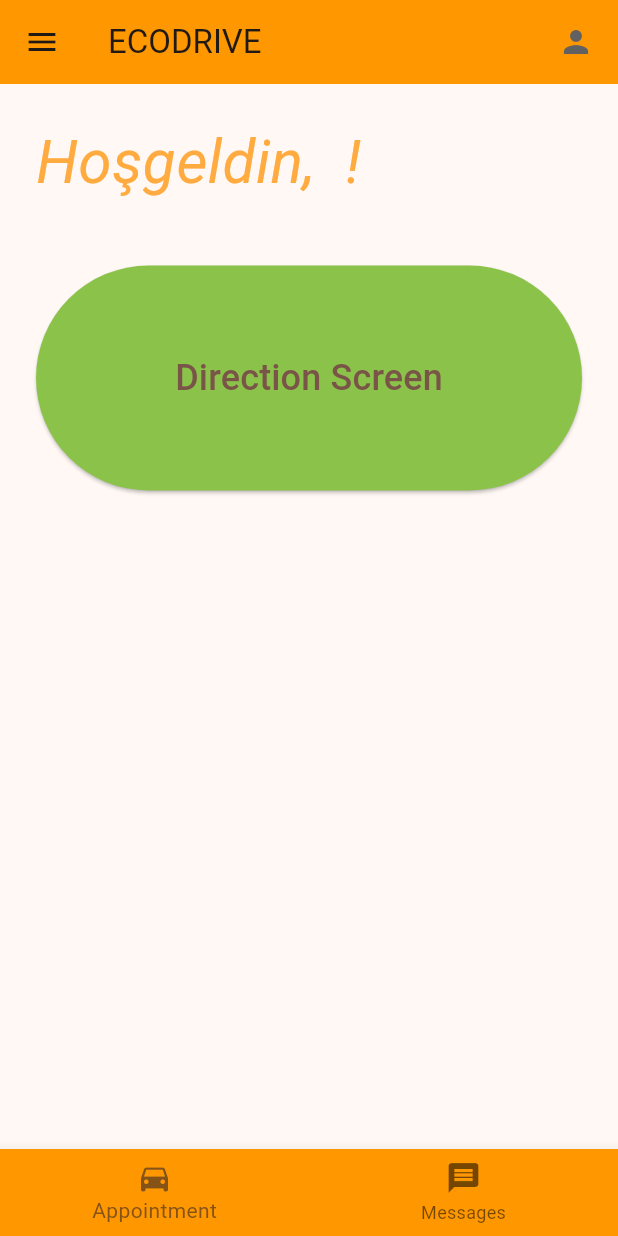
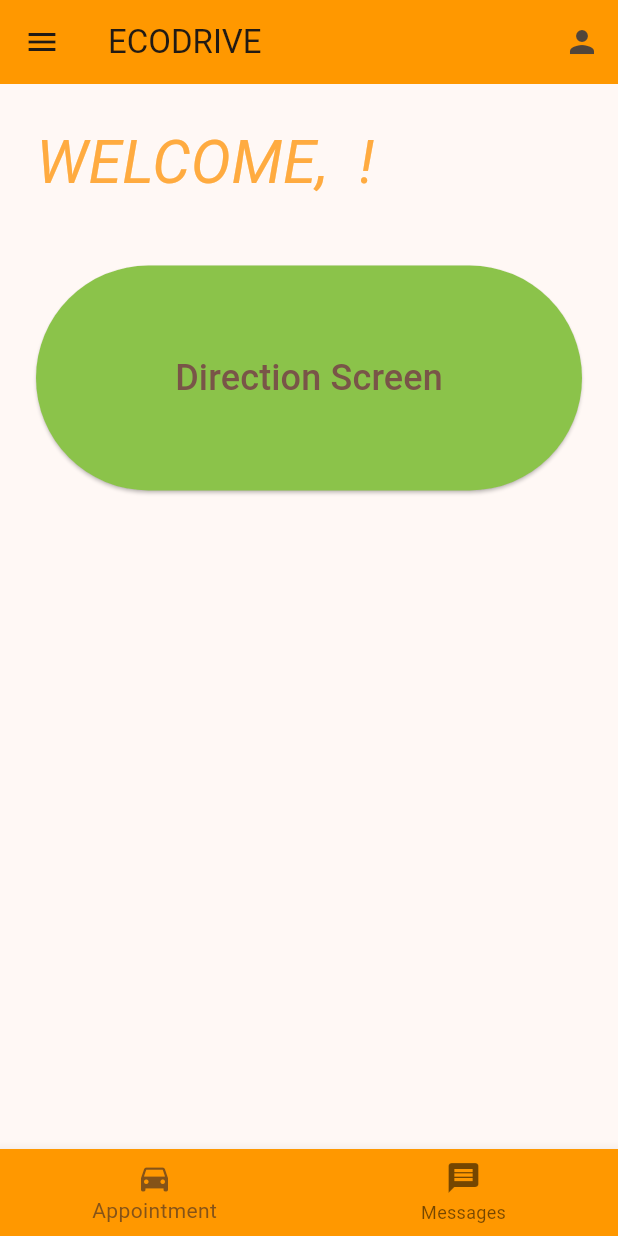
Before and after one commit to ykcnngl/ecodrive_SE380, a Flutter app: the MyHomePage screen opened directly, on a phone screen of 412 x 824 dp. Run offline on Flutter 3.47's test engine with Material 3 defaults, Android fonts, the phone set to English and light mode, and no system bars; our stand-ins replace cloud_firestore, firebase_auth, firebase_core, geolocator, google_maps_flutter, image_picker; accounts and stored records are empty.

Commit message:
Update myhomepage.dart

```diff
--- a/lib/Homepage/myhomepage.dart
+++ b/lib/Homepage/myhomepage.dart
@@ -18,9 +18,10 @@ class MyHomePage extends StatefulWidget {
 }
 
 class _MyHomePageState extends State<MyHomePage> {
-  String dropdownValue = 'One';
+
   var username;
 
+  @override
   void initState() {
     super.initState();
     fetchUserData(); // Firestore verisini çekmek için çağırılır
@@ -31,9 +32,20 @@ class _MyHomePageState extends State<MyHomePage> {
     final userDoc =
         await FirebaseFirestore.instance.collection('users').doc(ekoid).get();
     setState(() {
-      username = userDoc['name'] ?? "User"; // Eğer "name" alanı varsa göster
+      username = userDoc['name'] ?? "User"; //  "name" alanını  göster
     });
   }
+
+  void signout() {
+    FirebaseAuth.instance.signOut();
+    if(context.mounted){
+        Navigator.of(context)
+            .push(MaterialPageRoute(builder: (context) {
+          return const Welcomepage();
+        }));
+    }
+  }
+
 
   @override
   Widget build(BuildContext context) {
@@ -42,54 +54,19 @@ class _MyHomePageState extends State<MyHomePage> {
         backgroundColor: Colors.orange,
         title: const Text("ECODRIVE"),
         actions: [
-          Padding(
-            padding: const EdgeInsets.only(right: 16.0),
-            child: DropdownButton<String>(
-              value: dropdownValue,
-              icon: const Icon(Icons.person),
-              underline: const SizedBox(),
-              // Alt çizgiyi kaldırır
-              onChanged: (String? newValue) {
-                setState(() {
-                  dropdownValue = newValue!;
-                });
-                if (newValue == 'Two') {
+          IconButton(
+              onPressed: () {
                 Navigator.of(context).push(
                   MaterialPageRoute(
-                      builder: (context) => const Profile(),
+                    builder: (context) {
+                      return const Profile();
+                    },
                   ),
                 );
-                } else if (newValue == 'Three') {
-                  FirebaseAuth.instance.signOut();
-                  Navigator.of(context).push(MaterialPageRoute(
-                      builder: (context) => const Welcomepage()));
-                }
               },
-              items: const [
-                DropdownMenuItem<String>(
-                  value: 'One',
-                  child: Text(''),
-                ),
-                DropdownMenuItem<String>(
-                  value: 'Two',
-                  child: Text(
-                    'PROFILE',
-                    style: TextStyle(fontSize: 25),
-                  ),
-                ),
-                DropdownMenuItem<String>(
-                  value: 'Three',
-                  child: Text(
-                    'LOG OUT',
-                    style: TextStyle(fontSize: 25),
-                  ),
-                ),
+              icon: const Icon(Icons.person)),
         ],
       ),
-          ),
-        ],
-      ),
-
       body: Padding(
         padding: const EdgeInsets.all(24.0),
         //Köşelerden 24 birim boşluk bırakmak için
@@ -97,8 +74,8 @@ class _MyHomePageState extends State<MyHomePage> {
           crossAxisAlignment: CrossAxisAlignment.stretch,
           children: [
             Text(
-              "Hoşgeldin, $username !",
-              style: TextStyle(
+              "WELCOME, $username !",
+              style: const TextStyle(
                 fontSize: 40,
                 fontStyle: FontStyle.italic,
                 color: Colors.orangeAccent,
@@ -126,9 +103,9 @@ class _MyHomePageState extends State<MyHomePage> {
           ],
         ),
       ),
-
       drawer: Drawer(
-        child: ListView(children: [
+        child: ListView(
+          children: [
             const SizedBox(height: 40),
             ListTile(
                 title: const Text("BECOME A DRIVER"),
@@ -146,8 +123,12 @@ class _MyHomePageState extends State<MyHomePage> {
                     return const Help();
                   }));
                 }),
-          ListTile(title: const Text("LOG OUT"), onTap: () {})
-        ]),
+            ListTile(
+              title: const Text("LOG OUT"),
+              onTap: signout,
+            ),
+          ],
+        ),
       ),
       bottomNavigationBar: BottomNavigationBar(
         backgroundColor: Colors.orange,
@@ -182,7 +163,8 @@ class _MyHomePageState extends State<MyHomePage> {
             );
           }
         },
-      ), // This trailing comma makes auto-formatting nicer for build methods.
+      ),
     );
   }
 }
+//updated version
```
Lines whose indentation alone changed are shown as unchanged.
